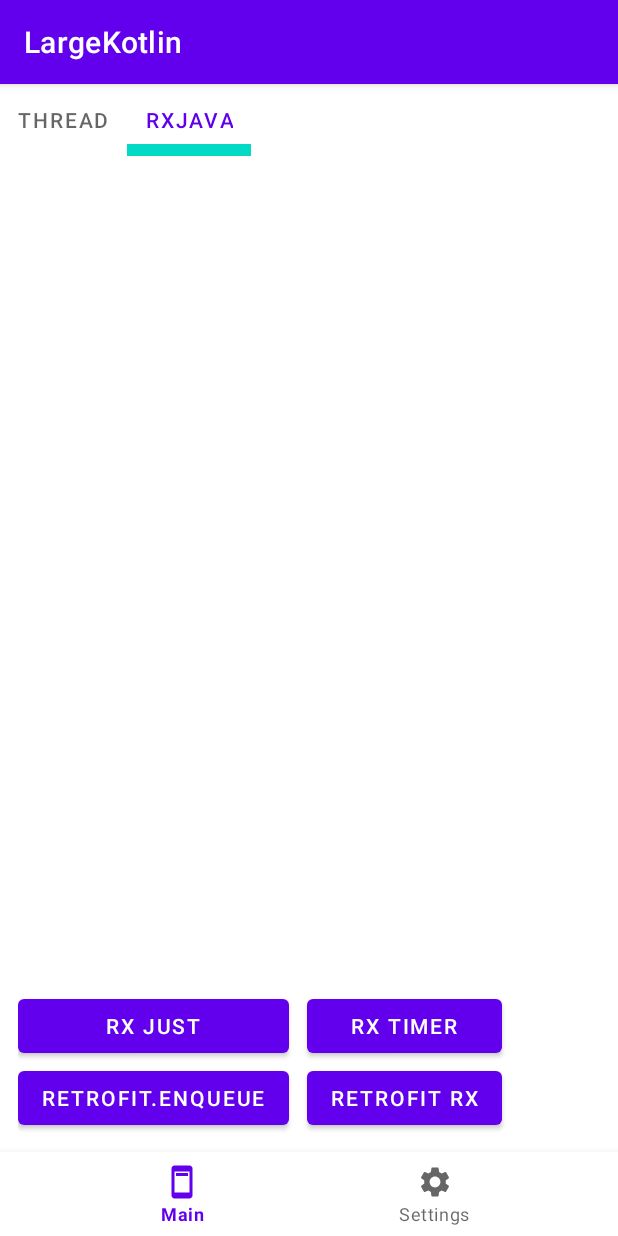
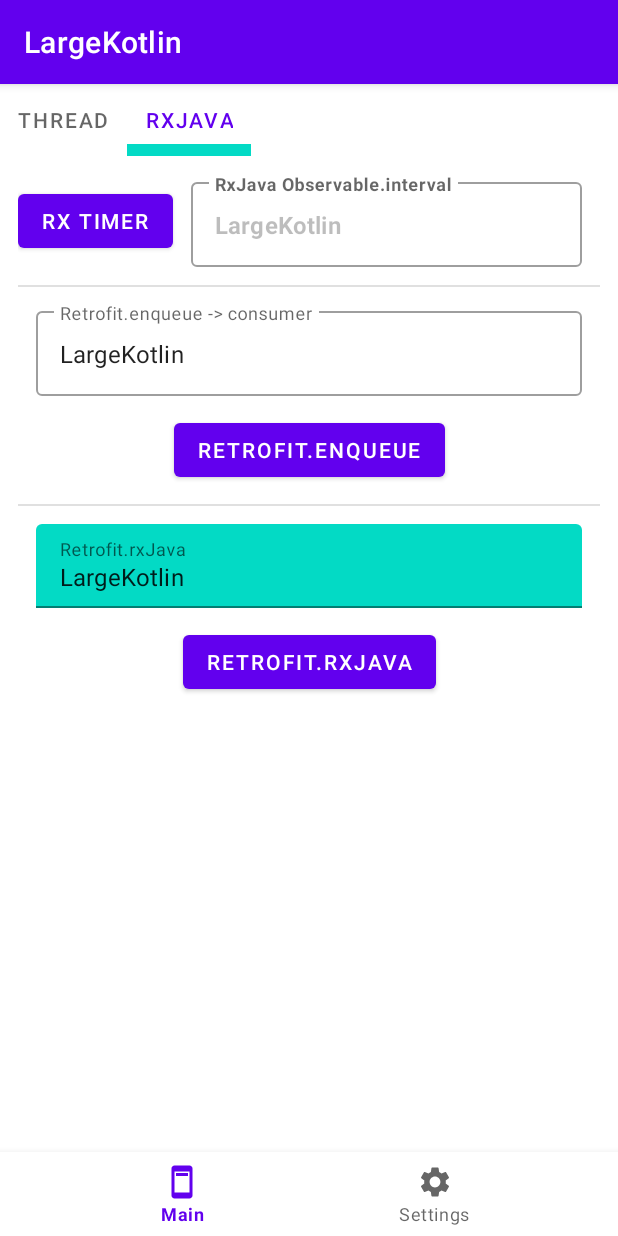
Before and after one commit to OlegQt/LargeKotlin, an Android app: the screen it shows after launch (RootActivity), on a phone screen of 412 x 824 dp. Run offline under Robolectric (Android 15) with nearby library versions, the phone set to English and light mode, and no system bars; our stand-ins replace RxJava.

Commit message:
Redesign Tab2Fragment

```diff
--- a/app/src/main/java/com/largekotlin/fragments/Tab2Fragment.kt
+++ b/app/src/main/java/com/largekotlin/fragments/Tab2Fragment.kt
@@ -1,6 +1,5 @@
 package com.largekotlin.fragments
 
-import android.R
 import android.os.Bundle
 import android.view.LayoutInflater
 import android.view.View
@@ -22,18 +21,9 @@ class Tab2Fragment : Fragment() {
         inflater: LayoutInflater, container: ViewGroup?,
         savedInstanceState: Bundle?
     ): View? {
-        _binding = FragmentTab2Binding.inflate(inflater,container,false)
+        _binding = FragmentTab2Binding.inflate(inflater, container, false)
 
-        binding.btnStandardRetrofit.setOnClickListener {
-            (requireActivity() as MessageProvider).showMessage("Standard retrofit")
-            vm.StandardRetrofit()
-        }
-
-        binding.btnRxjavaRetrofit .setOnClickListener {
-            (requireActivity() as MessageProvider).showMessage("JavaRx retrofit")
-        }
-
-        binding.btnStandardObservable.setOnClickListener { vm.makeStandardObservable() }
+        binding.btnStandardRetrofit.setOnClickListener { vm.standardRetrofit() }
 
         binding.btnTimerObservable.setOnClickListener { vm.makeTimerObservable() }
 
@@ -44,12 +34,16 @@ class Tab2Fragment : Fragment() {
     override fun onViewCreated(view: View, savedInstanceState: Bundle?) {
         super.onViewCreated(view, savedInstanceState)
 
-        vm.txtInput.observe(viewLifecycleOwner){
-            binding.txtInput.text = it
+        vm.txtInput.observe(viewLifecycleOwner) {
+            binding.txtRetrofitEnqueue.setText(it)
         }
 
-        vm.txtColor.observe(viewLifecycleOwner){color ->
-            binding.txtInput.setBackgroundColor(color)
+        vm.txtColor.observe(viewLifecycleOwner) { color ->
+            //binding.txtInput.setBackgroundColor(color)
+        }
+
+        vm.rxTimer.observe(viewLifecycleOwner) {
+            binding.txtRxTimer.setText(it.toString())
         }
 
     }
@@ -60,7 +54,7 @@ class Tab2Fragment : Fragment() {
 
     override fun onDestroy() {
         super.onDestroy()
-        _binding=null
+        _binding = null
     }
 
     companion object {
--- a/app/src/main/java/com/largekotlin/viewmodels/Tab2ViewModel.kt
+++ b/app/src/main/java/com/largekotlin/viewmodels/Tab2ViewModel.kt
@@ -1,6 +1,5 @@
 package com.largekotlin.viewmodels
 
-import android.os.Handler
 import android.os.Looper
 import androidx.lifecycle.LiveData
 import androidx.lifecycle.MutableLiveData
@@ -8,12 +7,8 @@ import androidx.lifecycle.ViewModel
 import com.largekotlin.data.RetrofitClient
 import com.largekotlin.util.MessageProvider
 import io.reactivex.rxjava3.android.schedulers.AndroidSchedulers
-import io.reactivex.rxjava3.core.Flowable
 import io.reactivex.rxjava3.core.Observable
-import io.reactivex.rxjava3.core.Scheduler
-import io.reactivex.rxjava3.schedulers.Schedulers
-import java.lang.NullPointerException
-import java.util.Optional
+import io.reactivex.rxjava3.disposables.Disposable
 import java.util.concurrent.TimeUnit
 import kotlin.math.cos
 import kotlin.random.Random
@@ -21,29 +16,32 @@ import kotlin.random.Random
 class Tab2ViewModel : ViewModel() {
     private val handler = android.os.Handler(Looper.getMainLooper())
     private val _txtInput = MutableLiveData<String>()
+
     val txtInput = _txtInput as LiveData<String>
+
+    val rxTimer = MutableLiveData<Long>()
+    private var timerDisposable: Disposable? = null
 
     val txtColor = MutableLiveData<Int>()
 
-    init {   }
+    init {}
 
     fun makeTimerObservable() {
-        this._txtInput.value="Start Rxjava Observable.Interval"
+        if(timerDisposable!=null) handler.post { timerDisposable?.dispose() }
 
-        val timer = Observable.interval(1000L,TimeUnit.MILLISECONDS)
-
-        val result = timer
+        val timer = Observable.interval(100L, TimeUnit.MILLISECONDS)
+        timerDisposable = timer
             .observeOn(AndroidSchedulers.mainThread())
-            .subscribe(){
-                txtColor.value=rgbToInt(
+            .subscribe() {
+                txtColor.value = rgbToInt(
                     Random.nextInt(255),
                     Random.nextInt(255),
-                    Random.nextInt(255))
+                    Random.nextInt(255)
+                )
 
-                this.addStringRow(it.toString())
+                this.rxTimer.value = it
             }
 
-        handler.postDelayed({ result.dispose() }, DISPOSE_TIME_MILLIS)
     }
 
     private fun rgbToInt(r: Int, g: Int, b: Int): Int {
@@ -53,22 +51,8 @@ class Tab2ViewModel : ViewModel() {
                 or (b and 0xff))
     }
 
-    fun makeStandardObservable() {
-        this._txtInput.value="Start Rxjava Observable.Just"
-
-        // Rx-цепочка
-        var observableA = Observable
-            .just(0, PI / 2, PI, 6.25)
-            .filter { it.toDouble() < 6.0 }
-            .map { it -> cos(it.toDouble()) }
-            .subscribe(
-                { addStringRow("cos() = $it") },
-                { error -> addStringRow("$error") },
-                { addStringRow("Task completed\n") })
-    }
-
-    fun StandardRetrofit(){
-        val quote = RetrofitClient().doRequest(object :MessageProvider{
+    fun standardRetrofit() {
+        val quote = RetrofitClient().doRequest(object : MessageProvider {
             override fun showMessage(message: String) {
                 _txtInput.value = message
             }
--- a/app/src/main/res/layout/fragment_tab2.xml
+++ b/app/src/main/res/layout/fragment_tab2.xml
@@ -9,30 +9,7 @@
 
     <!-- TODO: Update blank fragment layout -->
 
-    <TextView
-        android:id="@+id/txt_input"
-        android:layout_width="match_parent"
-        android:layout_height="0dp"
-
-        android:enabled="true"
-        android:padding="12dp"
-
-        app:layout_constraintBottom_toTopOf="@+id/btn_timer_observable"
-
-        app:layout_constraintTop_toTopOf="parent"
-        app:layout_constraintVertical_bias="0.512"
-        tools:layout_editor_absoluteX="12dp" />
-
-    <com.google.android.material.button.MaterialButton
-        android:id="@+id/btn_standard_observable"
-        android:layout_width="0dp"
-        android:layout_height="wrap_content"
-
-        android:text="Rx Just"
-
-        app:layout_constraintBottom_toTopOf="@id/btn_standard_retrofit"
-        app:layout_constraintStart_toStartOf="parent"
-        app:layout_constraintEnd_toEndOf="@id/btn_standard_retrofit"/>
+    <!-- TODO: RX_TIMER -->
 
     <com.google.android.material.button.MaterialButton
         android:id="@+id/btn_timer_observable"
@@ -41,9 +18,71 @@
 
         android:text="Rx Timer"
 
-        app:layout_constraintBottom_toTopOf="@id/btn_rxjava_retrofit"
-        app:layout_constraintStart_toStartOf="@id/btn_rxjava_retrofit"
-        app:layout_constraintEnd_toEndOf="@id/btn_rxjava_retrofit"/>
+        app:layout_constraintBottom_toBottomOf="@+id/filledTextField"
+        app:layout_constraintStart_toStartOf="parent"
+        app:layout_constraintTop_toTopOf="@+id/filledTextField" />
+
+    <com.google.android.material.textfield.TextInputLayout
+        android:id="@+id/filledTextField"
+        style="@style/Widget.MaterialComponents.TextInputLayout.OutlinedBox"
+
+        android:layout_width="0dp"
+        android:layout_height="wrap_content"
+        android:layout_marginHorizontal="12dp"
+
+        android:hint="RxJava Observable.interval"
+
+        app:layout_constraintEnd_toEndOf="parent"
+        app:layout_constraintStart_toEndOf="@+id/btn_timer_observable"
+        app:layout_constraintTop_toTopOf="parent"
+        tools:layout_editor_absoluteY="12dp">
+
+        <com.google.android.material.textfield.TextInputEditText
+            android:id="@+id/txt_rx_timer"
+            android:layout_width="match_parent"
+            android:layout_height="match_parent"
+            android:enabled="false"
+
+            android:textStyle="bold"
+            android:text="@string/app_name" />
+
+    </com.google.android.material.textfield.TextInputLayout>
+
+    <!-- TODO: RETROFIT enqueue -->
+
+    <com.google.android.material.divider.MaterialDivider
+        android:id="@+id/rx_divider_A"
+        android:layout_width="match_parent"
+        android:layout_height="wrap_content"
+        android:layout_marginVertical="12dp"
+        android:layout_marginTop="148dp"
+        app:layout_constraintTop_toBottomOf="@id/filledTextField"
+        tools:layout_editor_absoluteX="12dp" />
+
+    <com.google.android.material.textfield.TextInputLayout
+        android:id="@+id/filledTextFieldB"
+        style="@style/Widget.MaterialComponents.TextInputLayout.OutlinedBox"
+
+        android:layout_width="match_parent"
+        android:layout_height="wrap_content"
+        android:layout_marginHorizontal="12dp"
+        android:layout_marginVertical="12dp"
+
+        android:hint="Retrofit.enqueue -> consumer"
+
+        app:layout_constraintTop_toTopOf="@id/rx_divider_A"
+        tools:layout_editor_absoluteY="12dp">
+
+        <com.google.android.material.textfield.TextInputEditText
+            android:id="@+id/txt_retrofit_enqueue"
+            android:layout_width="match_parent"
+            android:layout_height="wrap_content"
+            android:enabled="true"
+            android:focusable="false"
+            android:inputType="none"
+            android:text="@string/app_name" />
+
+    </com.google.android.material.textfield.TextInputLayout>
 
     <com.google.android.material.button.MaterialButton
         android:id="@+id/btn_standard_retrofit"
@@ -52,20 +91,60 @@
 
         android:text="Retrofit.enqueue"
 
-        app:layout_constraintBottom_toBottomOf="parent"
-        app:layout_constraintStart_toStartOf="parent"/>
+        android:layout_marginTop="12dp"
+
+        app:layout_constraintEnd_toEndOf="parent"
+        app:layout_constraintStart_toStartOf="parent"
+        app:layout_constraintTop_toBottomOf="@+id/filledTextFieldB" />
+
+    <!-- TODO: RETROFIT RX JAVA -->
+
+    <com.google.android.material.divider.MaterialDivider
+        android:id="@+id/rx_divider_B"
+        android:layout_width="match_parent"
+        android:layout_height="wrap_content"
+        android:layout_marginVertical="12dp"
+        android:layout_marginTop="148dp"
+        app:layout_constraintTop_toBottomOf="@id/btn_standard_retrofit"
+        tools:layout_editor_absoluteX="12dp" />
+
+    <com.google.android.material.textfield.TextInputLayout
+        android:id="@+id/filledTextFieldC"
+        android:layout_width="match_parent"
+        android:layout_height="wrap_content"
+
+        android:layout_marginHorizontal="12dp"
+        android:layout_marginVertical="12dp"
+
+        app:boxBackgroundColor="@color/teal_200"
+        android:hint="Retrofit.rxJava"
+
+        app:layout_constraintTop_toBottomOf="@id/rx_divider_B"
+        tools:layout_editor_absoluteY="12dp">
+
+        <com.google.android.material.textfield.TextInputEditText
+            android:id="@+id/txt_retrofit_rxjava"
+            android:layout_width="match_parent"
+            android:layout_height="wrap_content"
+            android:enabled="true"
+            android:focusable="false"
+            android:inputType="none"
+            android:text="@string/app_name" />
+
+    </com.google.android.material.textfield.TextInputLayout>
 
     <com.google.android.material.button.MaterialButton
         android:id="@+id/btn_rxjava_retrofit"
         android:layout_width="wrap_content"
         android:layout_height="wrap_content"
-        android:layout_marginStart="12dp"
 
-        android:text="Retrofit RX"
+        android:text="Retrofit.rxJava"
 
-        app:layout_constraintBottom_toBottomOf="parent"
-        app:layout_constraintStart_toEndOf="@id/btn_standard_retrofit"/>
+        android:layout_marginTop="12dp"
 
+        app:layout_constraintEnd_toEndOf="parent"
+        app:layout_constraintStart_toStartOf="parent"
+        app:layout_constraintTop_toBottomOf="@+id/filledTextFieldC" />
 
 
 </androidx.constraintlayout.widget.ConstraintLayout>
```
